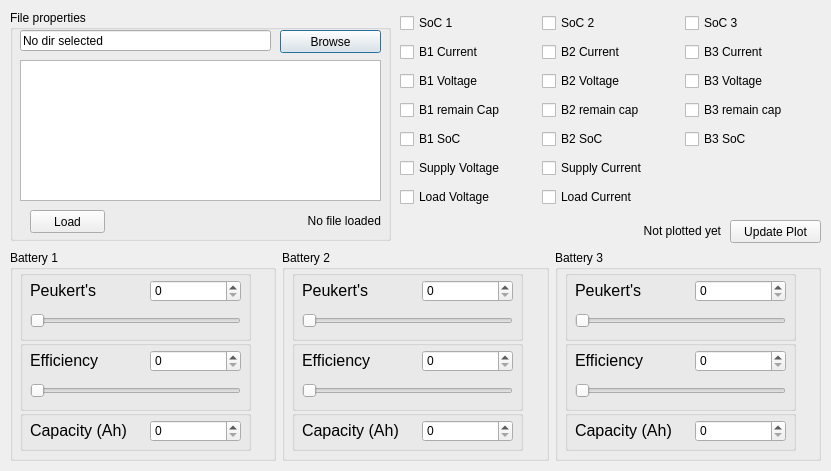
Above: mainwindow.ui from Flawededge/EzGraphData before the change. Below: the same form after it.
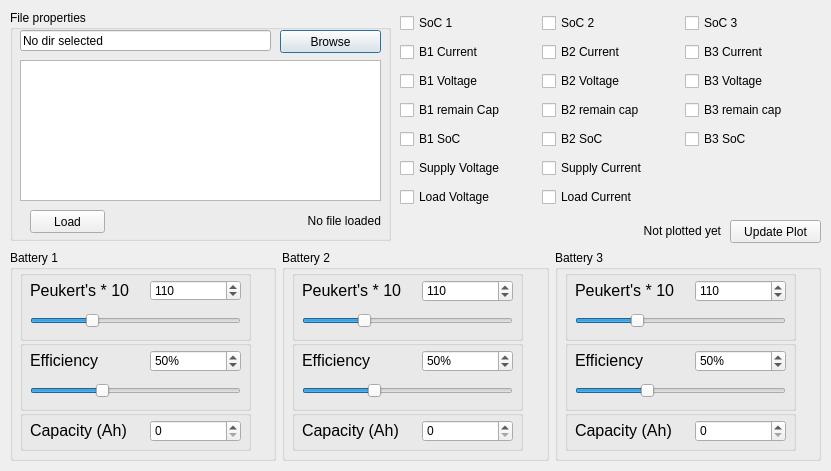
That is the form after the change.

Patch:
```diff
--- a/mainwindow.ui
+++ b/mainwindow.ui
@@ -139,6 +139,9 @@
                                 <property name="maximum">
                                     <number>200</number>
                                 </property>
+                                <property name="value">
+                                    <number>110</number>
+                                </property>
                                 <property name="orientation">
                                     <enum>Qt::Horizontal</enum>
                                 </property>
@@ -149,9 +152,27 @@
                                         <x>130</x>
                                         <y>10</y>
                                         <width>91</width>
-                                        <height>22</height>
+                                        <height>21</height>
                                     </rect>
                                 </property>
+                                <property name="showGroupSeparator" stdset="0">
+                                    <bool>true</bool>
+                                </property>
+                                <property name="prefix">
+                                    <string/>
+                                </property>
+                                <property name="minimum">
+                                    <number>75</number>
+                                </property>
+                                <property name="maximum">
+                                    <number>200</number>
+                                </property>
+                                <property name="value">
+                                    <number>110</number>
+                                </property>
+                                <property name="displayIntegerBase">
+                                    <number>10</number>
+                                </property>
                             </widget>
                             <widget class="QLabel" name="peuLbl1">
                                 <property name="geometry">
@@ -168,7 +189,7 @@
                                     </font>
                                 </property>
                                 <property name="text">
-                                    <string>Peukert's</string>
+                                    <string>Peukert's * 10</string>
                                 </property>
                                 <property name="scaledContents">
                                     <bool>true</bool>
@@ -197,10 +218,13 @@
                                     </rect>
                                 </property>
                                 <property name="minimum">
-                                    <number>75</number>
+                                    <number>0</number>
                                 </property>
                                 <property name="maximum">
-                                    <number>200</number>
+                                    <number>150</number>
+                                </property>
+                                <property name="value">
+                                    <number>50</number>
                                 </property>
                                 <property name="orientation">
                                     <enum>Qt::Horizontal</enum>
@@ -215,6 +239,15 @@
                                         <height>22</height>
                                     </rect>
                                 </property>
+                                <property name="suffix">
+                                    <string extracomment="%">%</string>
+                                </property>
+                                <property name="maximum">
+                                    <number>150</number>
+                                </property>
+                                <property name="value">
+                                    <number>50</number>
+                                </property>
                             </widget>
                             <widget class="QLabel" name="effLbl1">
                                 <property name="geometry">
@@ -349,10 +382,13 @@
                                     </rect>
                                 </property>
                                 <property name="minimum">
-                                    <number>75</number>
+                                    <number>0</number>
                                 </property>
                                 <property name="maximum">
-                                    <number>200</number>
+                                    <number>150</number>
+                                </property>
+                                <property name="value">
+                                    <number>50</number>
                                 </property>
                                 <property name="orientation">
                                     <enum>Qt::Horizontal</enum>
@@ -367,6 +403,18 @@
                                         <height>22</height>
                                     </rect>
                                 </property>
+                                <property name="suffix">
+                                    <string comment="%" extracomment="%">%</string>
+                                </property>
+                                <property name="minimum">
+                                    <number>0</number>
+                                </property>
+                                <property name="maximum">
+                                    <number>150</number>
+                                </property>
+                                <property name="value">
+                                    <number>50</number>
+                                </property>
                             </widget>
                             <widget class="QLabel" name="effLbl2">
                                 <property name="geometry">
@@ -417,6 +465,9 @@
                                 <property name="maximum">
                                     <number>200</number>
                                 </property>
+                                <property name="value">
+                                    <number>110</number>
+                                </property>
                                 <property name="orientation">
                                     <enum>Qt::Horizontal</enum>
                                 </property>
@@ -430,6 +481,15 @@
                                         <height>22</height>
                                     </rect>
                                 </property>
+                                <property name="minimum">
+                                    <number>75</number>
+                                </property>
+                                <property name="maximum">
+                                    <number>200</number>
+                                </property>
+                                <property name="value">
+                                    <number>110</number>
+                                </property>
                             </widget>
                             <widget class="QLabel" name="peuLbl2">
                                 <property name="geometry">
@@ -446,7 +506,7 @@
                                     </font>
                                 </property>
                                 <property name="text">
-                                    <string>Peukert's</string>
+                                    <string>Peukert's * 10</string>
                                 </property>
                                 <property name="scaledContents">
                                     <bool>true</bool>
@@ -523,10 +583,13 @@
                                     </rect>
                                 </property>
                                 <property name="minimum">
-                                    <number>75</number>
+                                    <number>0</number>
                                 </property>
                                 <property name="maximum">
-                                    <number>200</number>
+                                    <number>150</number>
+                                </property>
+                                <property name="value">
+                                    <number>50</number>
                                 </property>
                                 <property name="orientation">
                                     <enum>Qt::Horizontal</enum>
@@ -541,6 +604,21 @@
                                         <height>22</height>
                                     </rect>
                                 </property>
+                                <property name="accelerated">
+                                    <bool>true</bool>
+                                </property>
+                                <property name="suffix">
+                                    <string>%</string>
+                                </property>
+                                <property name="maximum">
+                                    <number>150</number>
+                                </property>
+                                <property name="value">
+                                    <number>50</number>
+                                </property>
+                                <property name="displayIntegerBase">
+                                    <number>10</number>
+                                </property>
                             </widget>
                             <widget class="QLabel" name="effLbl3">
                                 <property name="geometry">
@@ -591,6 +669,9 @@
                                 <property name="maximum">
                                     <number>200</number>
                                 </property>
+                                <property name="value">
+                                    <number>110</number>
+                                </property>
                                 <property name="orientation">
                                     <enum>Qt::Horizontal</enum>
                                 </property>
@@ -604,6 +685,15 @@
                                         <height>22</height>
                                     </rect>
                                 </property>
+                                <property name="minimum">
+                                    <number>75</number>
+                                </property>
+                                <property name="maximum">
+                                    <number>200</number>
+                                </property>
+                                <property name="value">
+                                    <number>110</number>
+                                </property>
                             </widget>
                             <widget class="QLabel" name="peuLbl3">
                                 <property name="geometry">
@@ -620,7 +710,7 @@
                                     </font>
                                 </property>
                                 <property name="text">
-                                    <string>Peukert's</string>
+                                    <string>Peukert's * 10</string>
                                 </property>
                                 <property name="scaledContents">
                                     <bool>true</bool>
```
Left out of the diff: 269 changed lines with no effect on the pictures.
